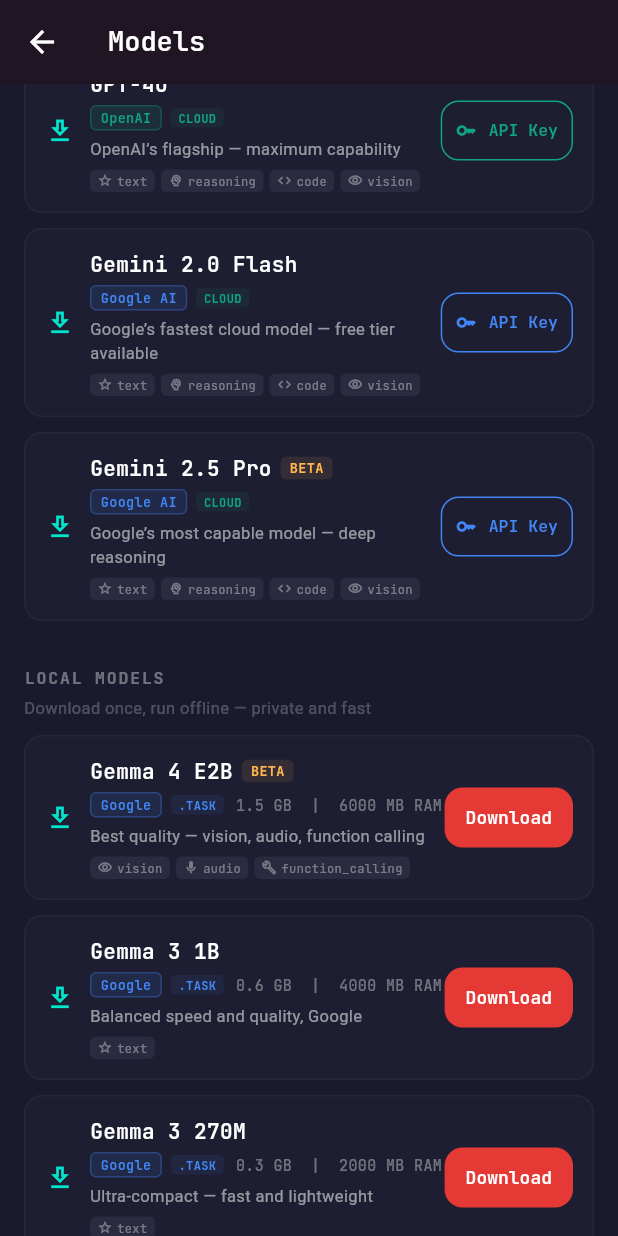
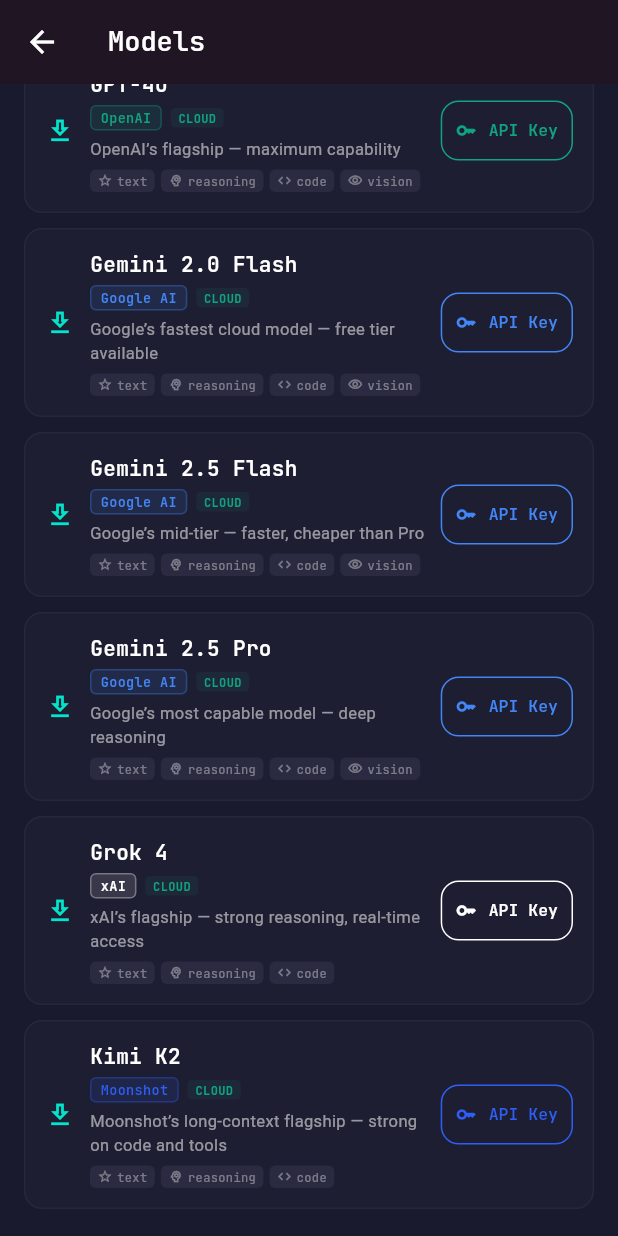
Before and after one commit to alboogycOdR/PocketClaw, a Flutter app: the ModelConfig screen opened directly, scrolled down 576 dp, on a phone screen of 412 x 824 dp. Run offline on Flutter 3.47's test engine with Material 3 defaults, Android fonts, the phone set to English and light mode, and no system bars; our stand-ins replace connectivity_plus, device_info_plus, dio, fl_chart, flutter_local_notifications, flutter_markdown and 13 more; missing offline and left inert: android_intent_plus, device_calendar, flutter_gemma; accounts and stored records are empty.

Commit message:
feat: add Grok + Kimi models, fix stale Gemini 2.5 Pro ID
Cloud models updated:

Google AI (Gemini):
- Fixed stale 'gemini-2.5-pro-preview-06-05' which returns 404
- Now uses 'gemini-2.5-pro' (Google's stable alias)
- Added 'gemini-2.5-flash' as a mid-tier option

xAI (Grok) — new provider:
- Grok 4 (grok-4-latest) via https://api.x.ai/v1/chat/completions
- OpenAI-compatible API; reuses _streamOpenAI code path
- API key prefix: xai-

Moonshot (Kimi) — new provider:
- Kimi K2 (kimi-k2-turbo-preview) via https://api.moonshot.ai
- OpenAI-compatible API; reuses _streamOpenAI code path
- API key prefix: sk-

Infrastructure:
- Added ModelProvider.xai + ModelProvider.moonshot with display
  names and badge colors
- Extended CloudProvider enum, ApiKeyService.validate*, and
  ApiKeyService.providerFor mapping
- CloudLLMEngine.generateStream now routes openAI|xai|moonshot
  through a single OpenAI-compatible streaming path (model ID and
  endpoint differ; everything else is identical)
- Exhaustive switch in _showCloudApiKeyDialog covers new providers

Co-Authored-By: Claude Opus 4.6 (1M context) <noreply@anthropic.com>

```diff
--- a/lib/core/llm/engines/cloud_llm_engine.dart
+++ b/lib/core/llm/engines/cloud_llm_engine.dart
@@ -77,7 +77,13 @@ class CloudLLMEngine implements AbstractLLMEngine {
           maxTokens: maxTokens,
           temperature: temperature,
         ),
-      ModelProvider.openAI => _streamOpenAI(
+      // OpenAI + xAI (Grok) + Moonshot (Kimi) all speak the OpenAI
+      // Chat Completions protocol. They differ only in endpoint +
+      // model ID, both of which come from LocalModelConfig.
+      ModelProvider.openAI ||
+      ModelProvider.xai ||
+      ModelProvider.moonshot =>
+        _streamOpenAI(
           prompt,
           systemPrompt: systemPrompt,
           maxTokens: maxTokens,
--- a/lib/core/llm/model_registry.dart
+++ b/lib/core/llm/model_registry.dart
@@ -231,6 +231,18 @@ const List<LocalModelConfig> kAvailableModels = [
   ),
 
   LocalModelConfig(
+    id: 'gemini-2.5-flash',
+    displayName: 'Gemini 2.5 Flash',
+    description: 'Google\u2019s mid-tier \u2014 faster, cheaper than Pro',
+    sizeGB: 0,
+    ramMB: 0,
+    format: ModelFormat.cloud,
+    provider: ModelProvider.googleAI,
+    cloudModelId: 'gemini-2.5-flash',
+    capabilities: ['text', 'reasoning', 'code', 'vision'],
+  ),
+
+  LocalModelConfig(
     id: 'gemini-2.5-pro',
     displayName: 'Gemini 2.5 Pro',
     description: 'Google\u2019s most capable model \u2014 deep reasoning',
@@ -238,8 +250,39 @@ const List<LocalModelConfig> kAvailableModels = [
     ramMB: 0,
     format: ModelFormat.cloud,
     provider: ModelProvider.googleAI,
-    cloudModelId: 'gemini-2.5-pro-preview-06-05',
+    cloudModelId: 'gemini-2.5-pro',
     capabilities: ['text', 'reasoning', 'code', 'vision'],
-    isBeta: true,
+  ),
+
+  // -- xAI (Grok) -------------------------------------------------------------
+
+  LocalModelConfig(
+    id: 'grok-4',
+    displayName: 'Grok 4',
+    description: 'xAI\u2019s flagship \u2014 strong reasoning, real-time access',
+    sizeGB: 0,
+    ramMB: 0,
+    format: ModelFormat.cloud,
+    provider: ModelProvider.xai,
+    cloudApiEndpoint: 'https://api.x.ai/v1/chat/completions',
+    cloudModelId: 'grok-4-latest',
+    cloudApiKeyPrefix: 'xai-',
+    capabilities: ['text', 'reasoning', 'code'],
+  ),
+
+  // -- Moonshot (Kimi) --------------------------------------------------------
+
+  LocalModelConfig(
+    id: 'kimi-k2',
+    displayName: 'Kimi K2',
+    description: 'Moonshot\u2019s long-context flagship \u2014 strong on code and tools',
+    sizeGB: 0,
+    ramMB: 0,
+    format: ModelFormat.cloud,
+    provider: ModelProvider.moonshot,
+    cloudApiEndpoint: 'https://api.moonshot.ai/v1/chat/completions',
+    cloudModelId: 'kimi-k2-turbo-preview',
+    cloudApiKeyPrefix: 'sk-',
+    capabilities: ['text', 'reasoning', 'code'],
   ),
 ];
--- a/lib/core/llm/models/model_provider.dart
+++ b/lib/core/llm/models/model_provider.dart
@@ -14,6 +14,8 @@ enum ModelProvider {
   anthropic,
   openAI,
   googleAI,
+  xai,
+  moonshot,
 }
 
 extension ModelProviderLabel on ModelProvider {
@@ -28,6 +30,8 @@ extension ModelProviderLabel on ModelProvider {
     ModelProvider.anthropic   => 'Anthropic',
     ModelProvider.openAI      => 'OpenAI',
     ModelProvider.googleAI    => 'Google AI',
+    ModelProvider.xai         => 'xAI',
+    ModelProvider.moonshot    => 'Moonshot',
   };
 
   Color get badgeColor => switch (this) {
@@ -41,5 +45,7 @@ extension ModelProviderLabel on ModelProvider {
     ModelProvider.anthropic   => const Color(0xFFD4A574),
     ModelProvider.openAI      => const Color(0xFF10A37F),
     ModelProvider.googleAI    => const Color(0xFF4285F4),
+    ModelProvider.xai         => const Color(0xFFFFFFFF),
+    ModelProvider.moonshot    => const Color(0xFF2D5FF7),
   };
 }
--- a/lib/core/llm/services/api_key_service.dart
+++ b/lib/core/llm/services/api_key_service.dart
@@ -5,7 +5,7 @@ import 'package:flutter_secure_storage/flutter_secure_storage.dart';
 import 'package:http/http.dart' as http;
 
 /// Supported cloud API providers
-enum CloudProvider { anthropic, openAI, googleAI }
+enum CloudProvider { anthropic, openAI, googleAI, xai, moonshot }
 
 class ApiKeyService {
   static const _storage = FlutterSecureStorage(
@@ -79,12 +79,40 @@ class ApiKeyService {
     }
   }
 
+  /// Validate an xAI (Grok) API key.
+  Future<bool> validateXai(String key) async {
+    try {
+      final response = await http.get(
+        Uri.parse('https://api.x.ai/v1/models'),
+        headers: {'Authorization': 'Bearer $key'},
+      );
+      return response.statusCode == 200;
+    } catch (_) {
+      return false;
+    }
+  }
+
+  /// Validate a Moonshot (Kimi) API key.
+  Future<bool> validateMoonshot(String key) async {
+    try {
+      final response = await http.get(
+        Uri.parse('https://api.moonshot.ai/v1/models'),
+        headers: {'Authorization': 'Bearer $key'},
+      );
+      return response.statusCode == 200;
+    } catch (_) {
+      return false;
+    }
+  }
+
   /// Validate any provider's key.
   Future<bool> validate(CloudProvider provider, String key) {
     return switch (provider) {
       CloudProvider.anthropic => validateAnthropic(key),
       CloudProvider.openAI    => validateOpenAI(key),
       CloudProvider.googleAI  => validateGoogleAI(key),
+      CloudProvider.xai       => validateXai(key),
+      CloudProvider.moonshot  => validateMoonshot(key),
     };
   }
 
@@ -97,6 +125,8 @@ class ApiKeyService {
       'anthropic' => CloudProvider.anthropic,
       'openAI'    => CloudProvider.openAI,
       'googleAI'  => CloudProvider.googleAI,
+      'xai'       => CloudProvider.xai,
+      'moonshot'  => CloudProvider.moonshot,
       _           => null,
     };
   }
--- a/lib/features/settings/model_config.dart
+++ b/lib/features/settings/model_config.dart
@@ -768,6 +768,8 @@ void _showCloudApiKeyDialog(
     CloudProvider.anthropic => 'Anthropic',
     CloudProvider.openAI    => 'OpenAI',
     CloudProvider.googleAI  => 'Google AI',
+    CloudProvider.xai       => 'xAI',
+    CloudProvider.moonshot  => 'Moonshot',
   };
   final hintText = model.cloudApiKeyPrefix ?? 'sk-...';
 
```
